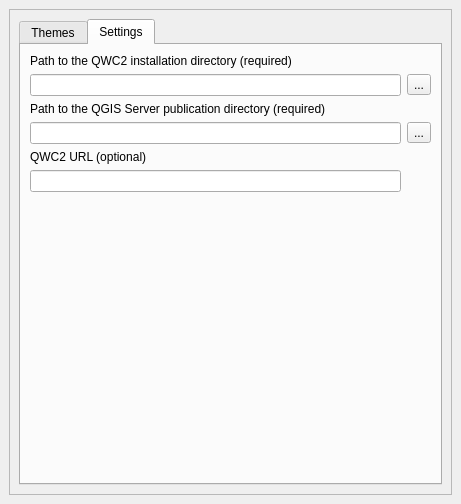
Above: themes_manager.ui from HusseinKabbout/qwc2-themes-manager before the change. Below: the same form after it.
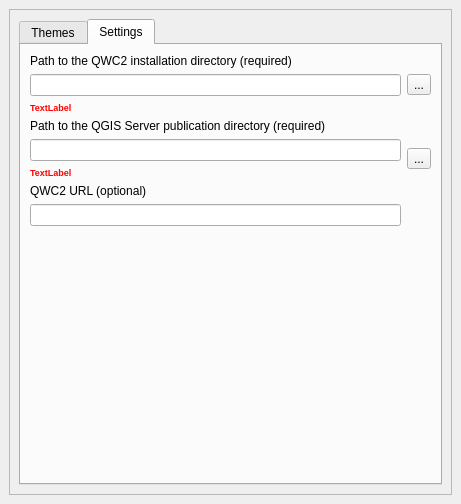
That is the form after the change.

Commit message: Added error message for paths

What changed in the file:
```diff
--- a/themes_manager.ui
+++ b/themes_manager.ui
@@ -202,27 +202,88 @@
               </property>
              </widget>
             </item>
-            <item row="3" column="0">
-             <widget class="QLineEdit" name="projectsDir_lineEdit"/>
+            <item row="1" column="0">
+             <widget class="QLineEdit" name="qwc2Dir_lineEdit"/>
+            </item>
+            <item row="1" column="1">
+             <widget class="QToolButton" name="qwc2Dir_button">
+              <property name="text">
+               <string>...</string>
+              </property>
+             </widget>
             </item>
             <item row="2" column="0">
+             <widget class="QLabel" name="error_lbl_qwc2">
+              <property name="enabled">
+               <bool>true</bool>
+              </property>
+              <property name="font">
+               <font>
+                <pointsize>7</pointsize>
+                <weight>75</weight>
+                <bold>true</bold>
+               </font>
+              </property>
+              <property name="styleSheet">
+               <string notr="true">color: red;</string>
+              </property>
+              <property name="text">
+               <string>TextLabel</string>
+              </property>
+             </widget>
+            </item>
+            <item row="3" column="0">
              <widget class="QLabel" name="label_5">
               <property name="text">
                <string>Path to the QGIS Server publication directory (required)</string>
               </property>
              </widget>
             </item>
-            <item row="1" column="0">
-             <widget class="QLineEdit" name="qwc2Dir_lineEdit"/>
-            </item>
             <item row="4" column="0">
+             <widget class="QLineEdit" name="projectsDir_lineEdit"/>
+            </item>
+            <item row="4" column="1" rowspan="2">
+             <widget class="QToolButton" name="projectsDir_button">
+              <property name="text">
+               <string>...</string>
+              </property>
+             </widget>
+            </item>
+            <item row="5" column="0">
+             <widget class="QLabel" name="error_lbl_server">
+              <property name="enabled">
+               <bool>true</bool>
+              </property>
+              <property name="font">
+               <font>
+                <pointsize>7</pointsize>
+                <weight>75</weight>
+                <bold>true</bold>
+               </font>
+              </property>
+              <property name="styleSheet">
+               <string notr="true">color: red;</string>
+              </property>
+              <property name="text">
+               <string>TextLabel</string>
+              </property>
+             </widget>
+            </item>
+            <item row="6" column="0">
              <widget class="QLabel" name="label_7">
               <property name="text">
                <string>QWC2 URL (optional)</string>
               </property>
              </widget>
             </item>
-            <item row="6" column="1">
+            <item row="7" column="0">
+             <widget class="QLineEdit" name="qwc2Url_lineEdit">
+              <property name="text">
+               <string/>
+              </property>
+             </widget>
+            </item>
+            <item row="8" column="1">
              <spacer name="verticalSpacer">
               <property name="orientation">
                <enum>Qt::Vertical</enum>
@@ -235,27 +296,6 @@
               </property>
              </spacer>
             </item>
-            <item row="1" column="1">
-             <widget class="QToolButton" name="qwc2Dir_button">
-              <property name="text">
-               <string>...</string>
-              </property>
-             </widget>
-            </item>
-            <item row="3" column="1">
-             <widget class="QToolButton" name="projectsDir_button">
-              <property name="text">
-               <string>...</string>
-              </property>
-             </widget>
-            </item>
-            <item row="5" column="0">
-             <widget class="QLineEdit" name="qwc2Url_lineEdit">
-              <property name="text">
-               <string/>
-              </property>
-             </widget>
-            </item>
            </layout>
           </widget>
          </widget>
```
The commit also changes 1 other file.
